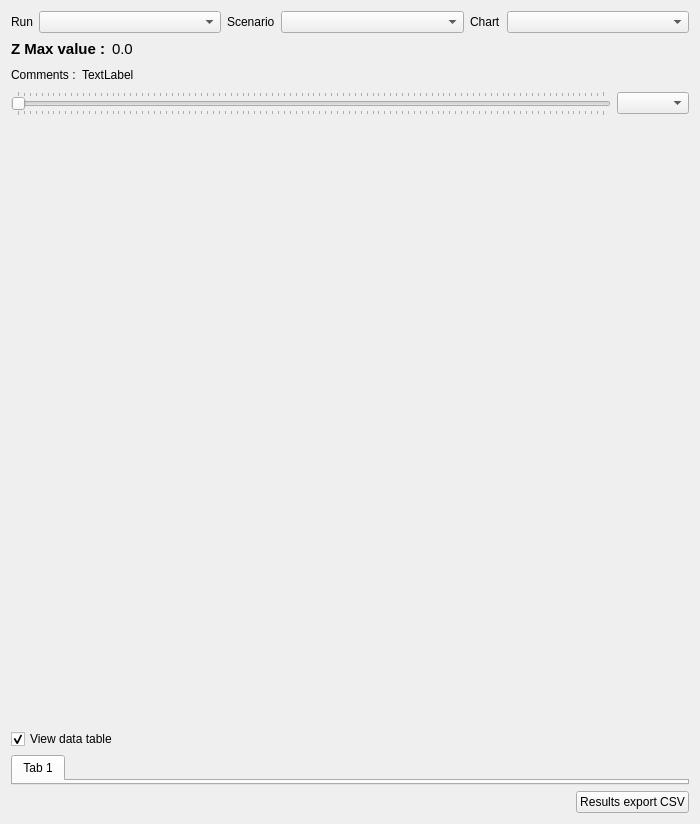
Above: ui/graphProfilResult_new.ui from Artelia/Mascaret before the change. Below: the same form after it.
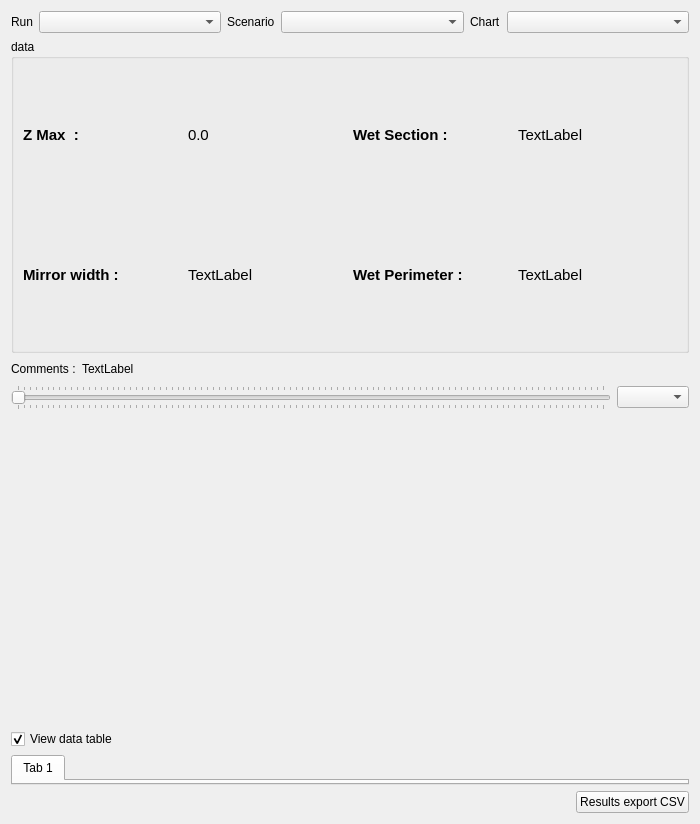
That is the form after the change.

Diff of the .ui file:
```diff
--- a/ui/graphProfilResult_new.ui
+++ b/ui/graphProfilResult_new.ui
@@ -90,9 +90,21 @@
          </layout>
         </item>
         <item>
-         <layout class="QHBoxLayout" name="horizontalLayout_4">
-          <item>
-           <widget class="QLabel" name="label_lbzmax">
+         <widget class="QGroupBox" name="groupBox">
+          <property name="sizePolicy">
+           <sizepolicy hsizetype="Expanding" vsizetype="Expanding">
+            <horstretch>0</horstretch>
+            <verstretch>0</verstretch>
+           </sizepolicy>
+          </property>
+          <property name="title">
+           <string>data</string>
+          </property>
+          <layout class="QGridLayout" name="gridLayout_2">
+           <item row="0" column="0">
+            <layout class="QGridLayout" name="gridLayout">
+             <item row="0" column="2">
+              <widget class="QLabel" name="label_6">
             <property name="font">
              <font>
               <pointsize>11</pointsize>
@@ -101,11 +113,11 @@
              </font>
             </property>
             <property name="text">
-             <string>Z Max value :</string>
+                <string>Wet Section :</string>
             </property>
            </widget>
           </item>
-          <item>
+             <item row="0" column="1">
            <widget class="QLabel" name="label_zmax">
             <property name="font">
              <font>
@@ -117,20 +129,88 @@
             </property>
            </widget>
           </item>
-          <item>
-           <spacer name="horizontalSpacer_3">
-            <property name="orientation">
-             <enum>Qt::Horizontal</enum>
-            </property>
-            <property name="sizeHint" stdset="0">
-             <size>
-              <width>40</width>
-              <height>20</height>
-             </size>
-            </property>
-           </spacer>
-          </item>
-         </layout>
+             <item row="0" column="0">
+              <widget class="QLabel" name="label_lbzmax">
+               <property name="font">
+                <font>
+                 <pointsize>11</pointsize>
+                 <weight>75</weight>
+                 <bold>true</bold>
+                </font>
+               </property>
+               <property name="text">
+                <string>Z Max  :</string>
+               </property>
+              </widget>
+             </item>
+             <item row="1" column="2">
+              <widget class="QLabel" name="label_5">
+               <property name="font">
+                <font>
+                 <pointsize>11</pointsize>
+                 <weight>75</weight>
+                 <bold>true</bold>
+                </font>
+               </property>
+               <property name="text">
+                <string>Wet Perimeter :</string>
+               </property>
+              </widget>
+             </item>
+             <item row="1" column="1">
+              <widget class="QLabel" name="label_wmirror">
+               <property name="font">
+                <font>
+                 <pointsize>11</pointsize>
+                </font>
+               </property>
+               <property name="text">
+                <string>TextLabel</string>
+               </property>
+              </widget>
+             </item>
+             <item row="1" column="0">
+              <widget class="QLabel" name="label_4">
+               <property name="font">
+                <font>
+                 <pointsize>11</pointsize>
+                 <weight>75</weight>
+                 <bold>true</bold>
+                </font>
+               </property>
+               <property name="text">
+                <string>Mirror width :</string>
+               </property>
+              </widget>
+             </item>
+             <item row="0" column="3">
+              <widget class="QLabel" name="label_7">
+               <property name="font">
+                <font>
+                 <pointsize>11</pointsize>
+                </font>
+               </property>
+               <property name="text">
+                <string>TextLabel</string>
+               </property>
+              </widget>
+             </item>
+             <item row="1" column="3">
+              <widget class="QLabel" name="label_8">
+               <property name="font">
+                <font>
+                 <pointsize>11</pointsize>
+                </font>
+               </property>
+               <property name="text">
+                <string>TextLabel</string>
+               </property>
+              </widget>
+             </item>
+            </layout>
+           </item>
+          </layout>
+         </widget>
         </item>
         <item>
          <layout class="QHBoxLayout" name="horizontalLayout_5">
```
Lines whose indentation alone changed are shown as unchanged.
